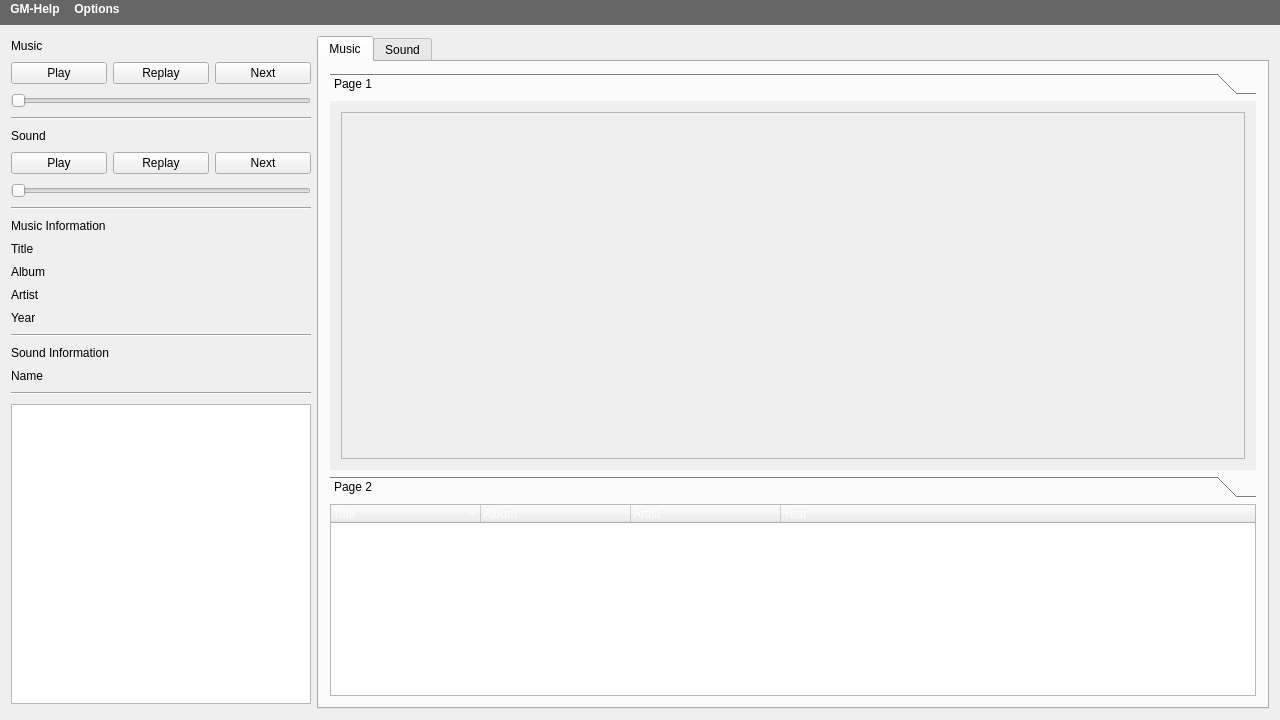
PhilInTheGaps/GM-Companion, file C++Project/GM-Companion/mainwindow.ui: the form before one commit.
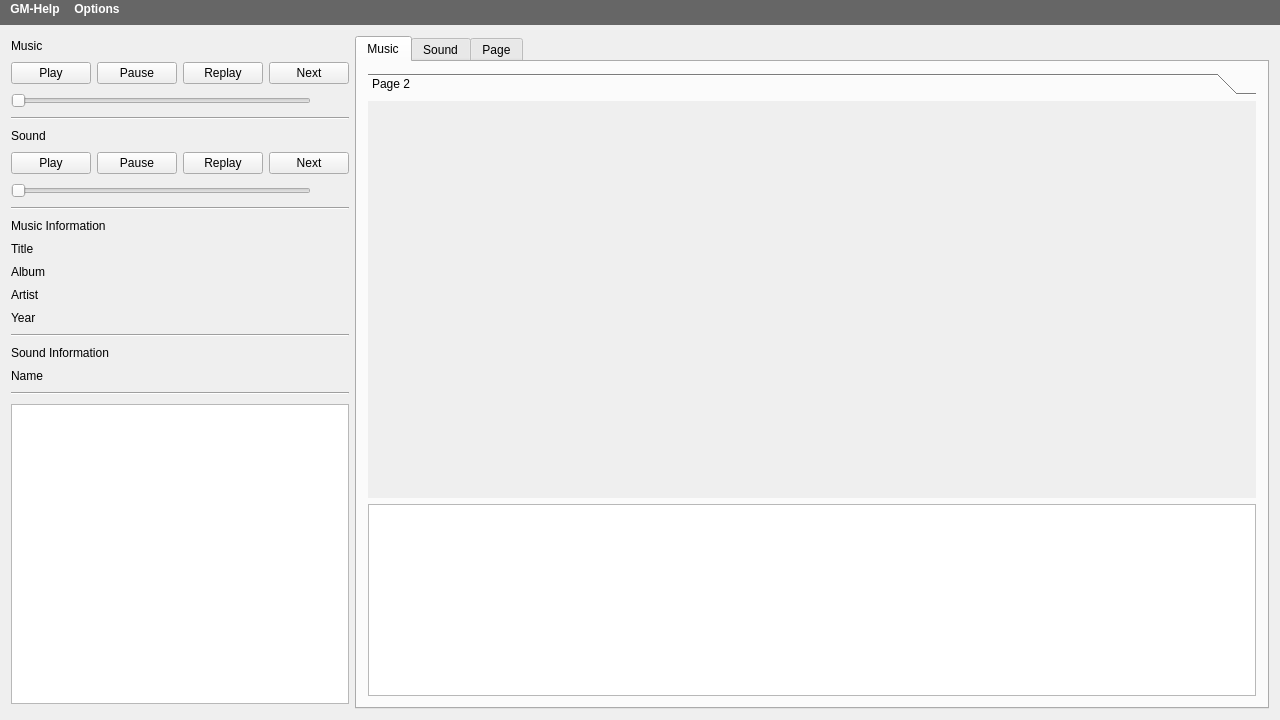
The form after the commit. The open tabs and pages were chosen to show the change. Icons and pictures are not drawn.

Commit message: Added Music Button Generation and Music Playback

The edit to the form file:
```diff
--- a/C++Project/GM-Companion/mainwindow.ui
+++ b/C++Project/GM-Companion/mainwindow.ui
@@ -64,6 +64,13 @@
           </property>
          </widget>
         </item>
+        <item>
+         <widget class="QPushButton" name="musicPauseButton">
+          <property name="text">
+           <string>Pause</string>
+          </property>
+         </widget>
+        </item>
         <item>
          <widget class="QPushButton" name="musicReplayButton">
           <property name="text">
@@ -128,6 +135,13 @@
           </property>
          </widget>
         </item>
+        <item>
+         <widget class="QPushButton" name="soundPauseButton">
+          <property name="text">
+           <string>Pause</string>
+          </property>
+         </widget>
+        </item>
         <item>
          <widget class="QPushButton" name="soundReplayButton">
           <property name="text">
@@ -338,64 +352,13 @@
           <property name="currentIndex">
            <number>1</number>
           </property>
-          <widget class="QWidget" name="page">
-           <property name="geometry">
-            <rect>
-             <x>0</x>
-             <y>0</y>
-             <width>924</width>
-             <height>380</height>
-            </rect>
-           </property>
-           <attribute name="label">
-            <string>Page 1</string>
-           </attribute>
-           <layout class="QVBoxLayout" name="verticalLayout_2">
-            <item>
-             <widget class="QScrollArea" name="scrollArea">
-              <property name="sizePolicy">
-               <sizepolicy hsizetype="Expanding" vsizetype="Expanding">
-                <horstretch>0</horstretch>
-                <verstretch>0</verstretch>
-               </sizepolicy>
-              </property>
-              <property name="maximumSize">
-               <size>
-                <width>16777215</width>
-                <height>16777215</height>
-               </size>
-              </property>
-              <property name="widgetResizable">
-               <bool>true</bool>
-              </property>
-              <widget class="QWidget" name="scrollAreaWidgetContents">
-               <property name="geometry">
-                <rect>
-                 <x>0</x>
-                 <y>0</y>
-                 <width>904</width>
-                 <height>360</height>
-                </rect>
-               </property>
-               <property name="sizePolicy">
-                <sizepolicy hsizetype="Expanding" vsizetype="Expanding">
-                 <horstretch>0</horstretch>
-                 <verstretch>0</verstretch>
-                </sizepolicy>
-               </property>
-               <layout class="QGridLayout" name="gridLayout_2"/>
-              </widget>
-             </widget>
-            </item>
-           </layout>
-          </widget>
           <widget class="QWidget" name="page_2">
            <property name="geometry">
             <rect>
              <x>0</x>
              <y>0</y>
-             <width>924</width>
-             <height>380</height>
+             <width>884</width>
+             <height>407</height>
             </rect>
            </property>
            <attribute name="label">
@@ -425,11 +388,8 @@
             <bold>false</bold>
            </font>
           </property>
-          <property name="styleSheet">
-           <string notr="true">color: rgb(255, 255, 255);</string>
-          </property>
           <attribute name="headerVisible">
-           <bool>true</bool>
+           <bool>false</bool>
           </attribute>
           <attribute name="headerCascadingSectionResizes">
            <bool>false</bool>
@@ -495,6 +455,25 @@
         </item>
        </layout>
       </widget>
+      <widget class="QWidget" name="tab">
+       <attribute name="title">
+        <string>Page</string>
+       </attribute>
+       <layout class="QVBoxLayout" name="verticalLayout_6">
+        <item>
+         <widget class="QTextEdit" name="textEdit">
+          <property name="html">
+           <string>&lt;!DOCTYPE HTML PUBLIC &quot;-//W3C//DTD HTML 4.0//EN&quot; &quot;http://www.w3.org/TR/REC-html40/strict.dtd&quot;&gt;
+&lt;html&gt;&lt;head&gt;&lt;meta name=&quot;qrichtext&quot; content=&quot;1&quot; /&gt;&lt;style type=&quot;text/css&quot;&gt;
+p, li { white-space: pre-wrap; }
+&lt;/style&gt;&lt;/head&gt;&lt;body style=&quot; font-family:'MS Shell Dlg 2'; font-size:8.25pt; font-weight:400; font-style:normal;&quot;&gt;
+&lt;p style=&quot; margin-top:0px; margin-bottom:0px; margin-left:0px; margin-right:0px; -qt-block-indent:0; text-indent:0px;&quot;&gt;Test Text&lt;/p&gt;
+&lt;p style=&quot;-qt-paragraph-type:empty; margin-top:0px; margin-bottom:0px; margin-left:0px; margin-right:0px; -qt-block-indent:0; text-indent:0px;&quot;&gt;&lt;br /&gt;&lt;/p&gt;&lt;/body&gt;&lt;/html&gt;</string>
+          </property>
+         </widget>
+        </item>
+       </layout>
+      </widget>
      </widget>
     </item>
     <item>
```
Left out of the diff: 37 changed lines with no effect on the pictures. The commit also changes 10 other files.
